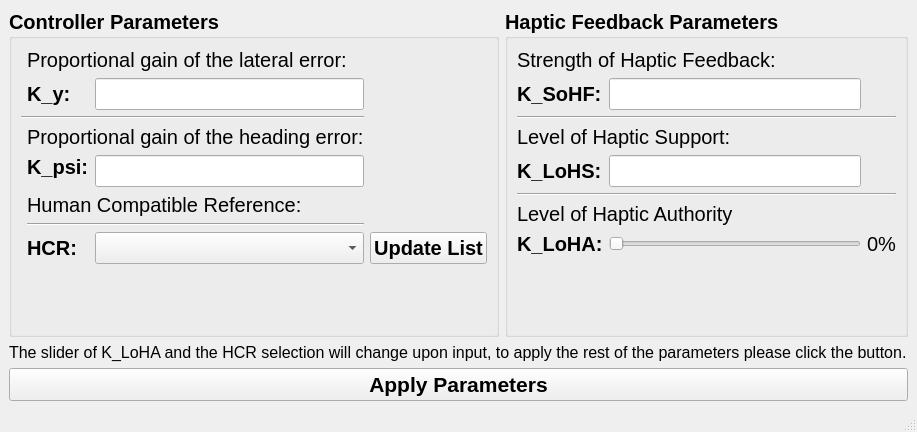
The window that modules/feedbackcontroller/action/FDCA.ui (tud-hri/joan) describes before a commit, drawn with Qt 5.
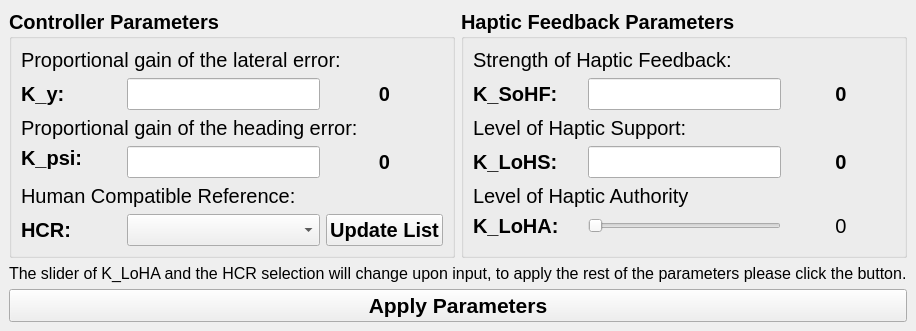
The same window after the commit.

```diff
--- a/modules/feedbackcontroller/action/FDCA.ui
+++ b/modules/feedbackcontroller/action/FDCA.ui
@@ -6,8 +6,8 @@
    <rect>
     <x>0</x>
     <y>0</y>
-    <width>917</width>
-    <height>432</height>
+    <width>742</width>
+    <height>326</height>
    </rect>
   </property>
   <property name="windowTitle">
@@ -32,8 +32,31 @@
         <layout class="QGridLayout" name="gridLayout_6">
          <item row="0" column="0">
           <layout class="QGridLayout" name="gridLayout_5">
-           <item row="4" column="1">
+           <item row="0" column="0" colspan="3">
+            <widget class="QLabel" name="lblKsohftitle">
+             <property name="font">
+              <font>
+               <pointsize>15</pointsize>
+               <weight>50</weight>
+               <bold>false</bold>
+              </font>
+             </property>
+             <property name="text">
+              <string>Strength of Haptic Feedback:</string>
+             </property>
+             <property name="alignment">
+              <set>Qt::AlignLeading|Qt::AlignLeft|Qt::AlignTop</set>
+             </property>
+            </widget>
+           </item>
+           <item row="3" column="1">
             <widget class="QLineEdit" name="lineKlohs">
+             <property name="sizePolicy">
+              <sizepolicy hsizetype="Minimum" vsizetype="Fixed">
+               <horstretch>0</horstretch>
+               <verstretch>0</verstretch>
+              </sizepolicy>
+             </property>
              <property name="font">
               <font>
                <pointsize>15</pointsize>
@@ -41,8 +64,14 @@
              </property>
             </widget>
            </item>
-           <item row="8" column="1">
+           <item row="6" column="1">
             <widget class="QSlider" name="sliderKloha">
+             <property name="sizePolicy">
+              <sizepolicy hsizetype="Minimum" vsizetype="Fixed">
+               <horstretch>0</horstretch>
+               <verstretch>0</verstretch>
+              </sizepolicy>
+             </property>
              <property name="maximum">
               <number>100</number>
              </property>
@@ -51,21 +80,7 @@
              </property>
             </widget>
            </item>
-           <item row="6" column="0" colspan="2">
-            <widget class="QLabel" name="lblKlohatitle">
-             <property name="font">
-              <font>
-               <pointsize>15</pointsize>
-               <weight>50</weight>
-               <bold>false</bold>
-              </font>
-             </property>
-             <property name="text">
-              <string>Level of Haptic Authority</string>
-             </property>
-            </widget>
-           </item>
-           <item row="4" column="0">
+           <item row="3" column="0">
             <widget class="QLabel" name="lblKlohs">
              <property name="font">
               <font>
@@ -79,37 +94,6 @@
              </property>
             </widget>
            </item>
-           <item row="2" column="0" colspan="3">
-            <widget class="Line" name="line_2">
-             <property name="orientation">
-              <enum>Qt::Horizontal</enum>
-             </property>
-            </widget>
-           </item>
-           <item row="5" column="0" colspan="3">
-            <widget class="Line" name="line_3">
-             <property name="orientation">
-              <enum>Qt::Horizontal</enum>
-             </property>
-            </widget>
-           </item>
-           <item row="0" column="0" colspan="2">
-            <widget class="QLabel" name="lblKsohftitle">
-             <property name="font">
-              <font>
-               <pointsize>15</pointsize>
-               <weight>50</weight>
-               <bold>false</bold>
-              </font>
-             </property>
-             <property name="text">
-              <string>Strength of Haptic Feedback:</string>
-             </property>
-             <property name="alignment">
-              <set>Qt::AlignLeading|Qt::AlignLeft|Qt::AlignTop</set>
-             </property>
-            </widget>
-           </item>
            <item row="1" column="0">
             <widget class="QLabel" name="lblKsohf">
              <property name="font">
@@ -124,7 +108,7 @@
              </property>
             </widget>
            </item>
-           <item row="8" column="0">
+           <item row="6" column="0">
             <widget class="QLabel" name="lblKloha">
              <property name="font">
               <font>
@@ -138,8 +122,8 @@
              </property>
             </widget>
            </item>
-           <item row="8" column="2">
-            <widget class="QLabel" name="lblKlohapercentage">
+           <item row="6" column="2">
+            <widget class="QLabel" name="lblKlohavalue">
              <property name="font">
               <font>
                <pointsize>15</pointsize>
@@ -148,12 +132,21 @@
               </font>
              </property>
              <property name="text">
-              <string>0%</string>
+              <string>0</string>
+             </property>
+             <property name="alignment">
+              <set>Qt::AlignCenter</set>
              </property>
             </widget>
            </item>
            <item row="1" column="1">
             <widget class="QLineEdit" name="lineKsohf">
+             <property name="sizePolicy">
+              <sizepolicy hsizetype="Minimum" vsizetype="Fixed">
+               <horstretch>0</horstretch>
+               <verstretch>0</verstretch>
+              </sizepolicy>
+             </property>
              <property name="font">
               <font>
                <pointsize>15</pointsize>
@@ -161,7 +154,21 @@
              </property>
             </widget>
            </item>
-           <item row="3" column="0" colspan="2">
+           <item row="4" column="0" colspan="3">
+            <widget class="QLabel" name="lblKlohatitle">
+             <property name="font">
+              <font>
+               <pointsize>15</pointsize>
+               <weight>50</weight>
+               <bold>false</bold>
+              </font>
+             </property>
+             <property name="text">
+              <string>Level of Haptic Authority</string>
+             </property>
+            </widget>
+           </item>
+           <item row="2" column="0" colspan="3">
             <widget class="QLabel" name="lblKlohstitle">
              <property name="font">
               <font>
@@ -175,6 +182,36 @@
              </property>
             </widget>
            </item>
+           <item row="1" column="2">
+            <widget class="QLabel" name="lblKsohfvalue">
+             <property name="font">
+              <font>
+               <pointsize>15</pointsize>
+              </font>
+             </property>
+             <property name="text">
+              <string>0</string>
+             </property>
+             <property name="alignment">
+              <set>Qt::AlignCenter</set>
+             </property>
+            </widget>
+           </item>
+           <item row="3" column="2">
+            <widget class="QLabel" name="lblKlohsvalue">
+             <property name="font">
+              <font>
+               <pointsize>15</pointsize>
+              </font>
+             </property>
+             <property name="text">
+              <string>0</string>
+             </property>
+             <property name="alignment">
+              <set>Qt::AlignCenter</set>
+             </property>
+            </widget>
+           </item>
           </layout>
          </item>
          <item row="1" column="0">
@@ -208,8 +245,14 @@
         <layout class="QGridLayout" name="gridLayout_4">
          <item row="0" column="1">
           <layout class="QGridLayout" name="gridLayout_3">
-           <item row="4" column="2">
+           <item row="4" column="1">
             <widget class="QLineEdit" name="lineKpsi">
+             <property name="sizePolicy">
+              <sizepolicy hsizetype="Minimum" vsizetype="Fixed">
+               <horstretch>0</horstretch>
+               <verstretch>0</verstretch>
+              </sizepolicy>
+             </property>
              <property name="font">
               <font>
                <pointsize>15</pointsize>
@@ -217,7 +260,7 @@
              </property>
             </widget>
            </item>
-           <item row="7" column="1">
+           <item row="6" column="0">
             <widget class="QLabel" name="lblHcr">
              <property name="font">
               <font>
@@ -231,15 +274,14 @@
              </property>
             </widget>
            </item>
-           <item row="2" column="0" colspan="3">
-            <widget class="Line" name="line">
-             <property name="orientation">
-              <enum>Qt::Horizontal</enum>
-             </property>
-            </widget>
-           </item>
-           <item row="1" column="2">
+           <item row="2" column="1">
             <widget class="QLineEdit" name="lineKy">
+             <property name="sizePolicy">
+              <sizepolicy hsizetype="Minimum" vsizetype="Fixed">
+               <horstretch>0</horstretch>
+               <verstretch>0</verstretch>
+              </sizepolicy>
+             </property>
              <property name="font">
               <font>
                <pointsize>15</pointsize>
@@ -250,28 +292,7 @@
              </property>
             </widget>
            </item>
-           <item row="6" column="1" colspan="2">
-            <widget class="Line" name="line_4">
-             <property name="orientation">
-              <enum>Qt::Horizontal</enum>
-             </property>
-            </widget>
-           </item>
-           <item row="3" column="1" colspan="2">
-            <widget class="QLabel" name="lblKpsititle">
-             <property name="font">
-              <font>
-               <pointsize>15</pointsize>
-               <weight>50</weight>
-               <bold>false</bold>
-              </font>
-             </property>
-             <property name="text">
-              <string>Proportional gain of the heading error:</string>
-             </property>
-            </widget>
-           </item>
-           <item row="1" column="1">
+           <item row="2" column="0">
             <widget class="QLabel" name="lblKy">
              <property name="font">
               <font>
@@ -285,7 +306,7 @@
              </property>
             </widget>
            </item>
-           <item row="9" column="1" colspan="2">
+           <item row="8" column="0" colspan="2">
             <spacer name="verticalSpacer">
              <property name="orientation">
               <enum>Qt::Vertical</enum>
@@ -298,7 +319,7 @@
              </property>
             </spacer>
            </item>
-           <item row="4" column="1">
+           <item row="4" column="0">
             <widget class="QLabel" name="lblKpsi">
              <property name="font">
               <font>
@@ -315,46 +336,14 @@
              </property>
             </widget>
            </item>
-           <item row="1" column="3">
-            <widget class="QLabel" name="label">
-             <property name="text">
-              <string/>
-             </property>
-            </widget>
-           </item>
-           <item row="0" column="1" colspan="3">
-            <widget class="QLabel" name="lblKytitle">
-             <property name="font">
-              <font>
-               <pointsize>15</pointsize>
-               <weight>50</weight>
-               <bold>false</bold>
-              </font>
-             </property>
-             <property name="text">
-              <string>Proportional gain of the lateral error:</string>
-             </property>
-             <property name="alignment">
-              <set>Qt::AlignLeading|Qt::AlignLeft|Qt::AlignTop</set>
-             </property>
-            </widget>
-           </item>
-           <item row="5" column="1" colspan="2">
-            <widget class="QLabel" name="lblHcrtitle">
-             <property name="font">
-              <font>
-               <pointsize>15</pointsize>
-               <weight>50</weight>
-               <bold>false</bold>
-              </font>
-             </property>
-             <property name="text">
-              <string>Human Compatible Reference:</string>
-             </property>
-            </widget>
-           </item>
-           <item row="7" column="2">
+           <item row="6" column="1">
             <widget class="QComboBox" name="comboHCR">
+             <property name="sizePolicy">
+              <sizepolicy hsizetype="Minimum" vsizetype="Fixed">
+               <horstretch>0</horstretch>
+               <verstretch>0</verstretch>
+              </sizepolicy>
+             </property>
              <property name="font">
               <font>
                <weight>50</weight>
@@ -363,13 +352,88 @@
              </property>
             </widget>
            </item>
-           <item row="7" column="3">
+           <item row="6" column="2">
             <widget class="QPushButton" name="btnUpdate">
              <property name="text">
               <string>Update List</string>
              </property>
             </widget>
            </item>
+           <item row="5" column="0" colspan="3">
+            <widget class="QLabel" name="lblHcrtitle">
+             <property name="font">
+              <font>
+               <pointsize>15</pointsize>
+               <weight>50</weight>
+               <bold>false</bold>
+              </font>
+             </property>
+             <property name="text">
+              <string>Human Compatible Reference:</string>
+             </property>
+            </widget>
+           </item>
+           <item row="3" column="0" colspan="3">
+            <widget class="QLabel" name="lblKpsititle">
+             <property name="font">
+              <font>
+               <pointsize>15</pointsize>
+               <weight>50</weight>
+               <bold>false</bold>
+              </font>
+             </property>
+             <property name="text">
+              <string>Proportional gain of the heading error:</string>
+             </property>
+            </widget>
+           </item>
+           <item row="0" column="0" colspan="3">
+            <widget class="QLabel" name="lblKytitle">
+             <property name="font">
+              <font>
+               <pointsize>15</pointsize>
+               <weight>50</weight>
+               <bold>false</bold>
+              </font>
+             </property>
+             <property name="text">
+              <string>Proportional gain of the lateral error:</string>
+             </property>
+             <property name="alignment">
+              <set>Qt::AlignLeading|Qt::AlignLeft|Qt::AlignTop</set>
+             </property>
+            </widget>
+           </item>
+           <item row="2" column="2">
+            <widget class="QLabel" name="lblKyvalue">
+             <property name="font">
+              <font>
+               <pointsize>15</pointsize>
+              </font>
+             </property>
+             <property name="text">
+              <string>0</string>
+             </property>
+             <property name="alignment">
+              <set>Qt::AlignCenter</set>
+             </property>
+            </widget>
+           </item>
+           <item row="4" column="2">
+            <widget class="QLabel" name="lblKpsivalue">
+             <property name="font">
+              <font>
+               <pointsize>15</pointsize>
+              </font>
+             </property>
+             <property name="text">
+              <string>0</string>
+             </property>
+             <property name="alignment">
+              <set>Qt::AlignCenter</set>
+             </property>
+            </widget>
+           </item>
           </layout>
          </item>
         </layout>
@@ -418,17 +482,6 @@
     </item>
    </layout>
   </widget>
-  <widget class="QMenuBar" name="menubar">
-   <property name="geometry">
-    <rect>
-     <x>0</x>
-     <y>0</y>
-     <width>917</width>
-     <height>22</height>
-    </rect>
-   </property>
-  </widget>
-  <widget class="QStatusBar" name="statusbar"/>
  </widget>
  <resources/>
  <connections/>
```
